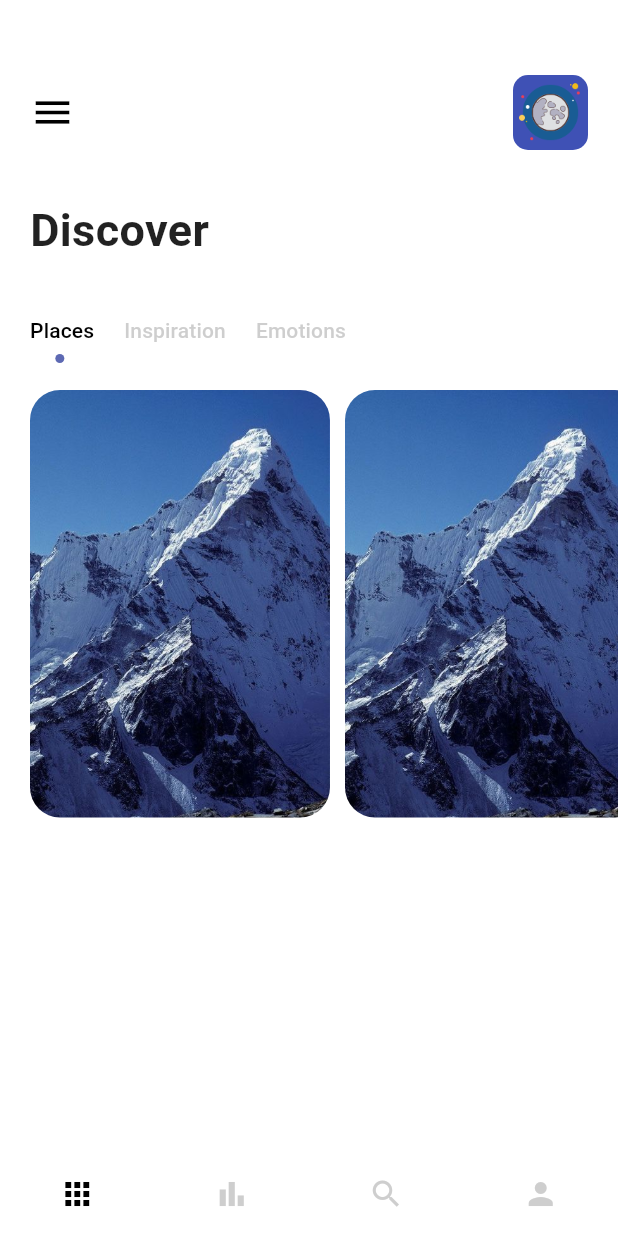
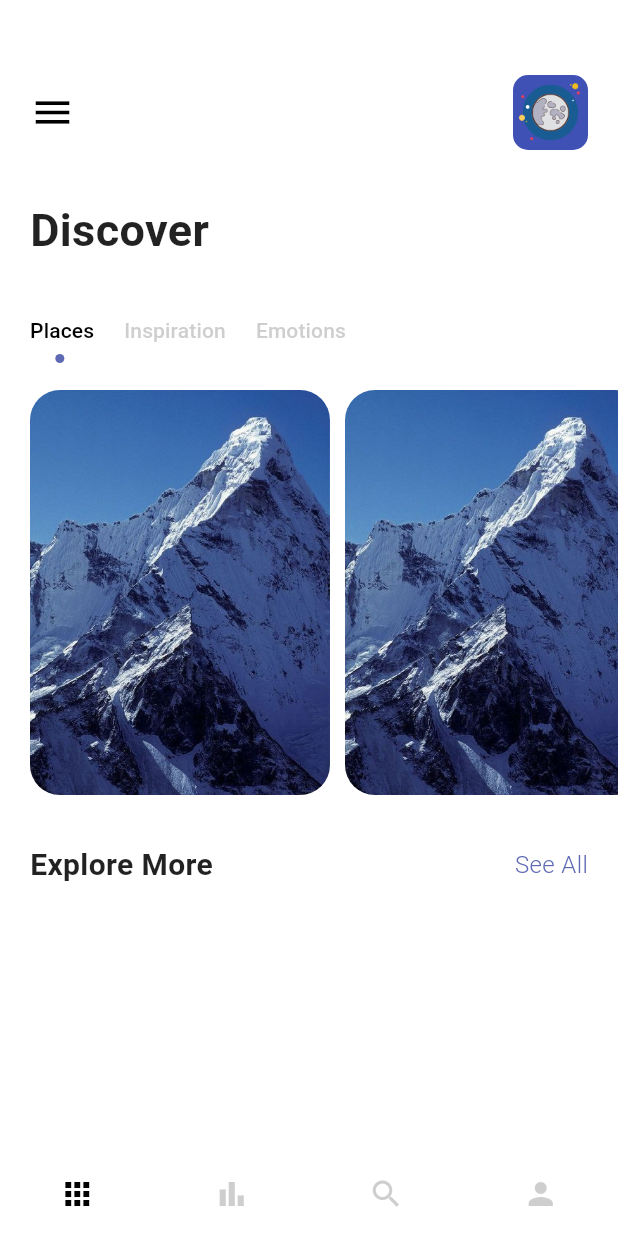
Before and after one commit to AlexEduV/flutter_travel_app, a Flutter app: the screen it shows after launch, on a phone screen of 412 x 824 dp. Run offline on Flutter 3.47's test engine with Material 3 defaults, Android fonts, the phone set to English and light mode, and no system bars.

Commit message:
added explore more section;

```diff
--- a/lib/pages/navigationPages/home_item_page.dart
+++ b/lib/pages/navigationPages/home_item_page.dart
@@ -3,6 +3,7 @@ import 'package:flutter/material.dart';
 import 'package:flutter/widgets.dart';
 import 'package:flutter_travel_test/styles/colors.dart';
 import 'package:flutter_travel_test/widgets/app_large_text.dart';
+import 'package:flutter_travel_test/widgets/app_text.dart';
 
 class HomeItemPage extends StatefulWidget {
   const HomeItemPage({super.key});
@@ -61,6 +62,7 @@ class _HomeItemPageState extends State<HomeItemPage> {
 
             const SizedBox(height: 30,),
 
+            //tab bar
             Container(
               padding: const EdgeInsets.symmetric(horizontal: 20),
               child: DefaultTabController(
@@ -90,10 +92,26 @@ class _HomeItemPageState extends State<HomeItemPage> {
               ),
             ),
 
+            //images carousel
             SizedBox(
               height: 300,
               width: double.maxFinite,
               child: getTabPageByIndex(selectedTabPageIndex),
+            ),
+
+            //Explore More section
+            Container(
+              padding: const EdgeInsets.symmetric(horizontal: 20.0, vertical: 20.0),
+              child: const Row(
+                mainAxisAlignment: MainAxisAlignment.spaceBetween,
+                children: [
+                  //explore more text
+                  AppLargeText(text: "Explore More", textSize: 20,),
+
+                  //see all button
+                  AppText(text: "See All", color: AppColors.mainColor,),
+                ],
+              ),
             ),
 
           ],
@@ -110,13 +128,13 @@ class _HomeItemPageState extends State<HomeItemPage> {
       return ListView.builder(
         itemCount: 3,
         scrollDirection: Axis.horizontal,
-        padding: const EdgeInsets.only(left: 20),
+        padding: const EdgeInsets.only(left: 20.0, top: 15.0, bottom: 15.0,),
         itemBuilder: (BuildContext context, int index) {
 
           return Container(
             height: 300,
             width: 200,
-            margin: const EdgeInsets.only(top: 15.0, right: 10.0),
+            margin: const EdgeInsets.only(right: 10.0,),
             decoration: BoxDecoration(
                 borderRadius: BorderRadius.circular(20),
                 color: Colors.white,
```
